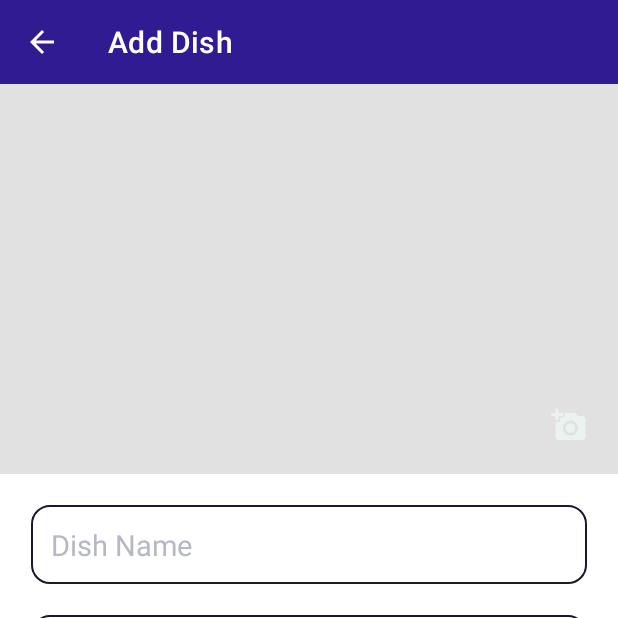
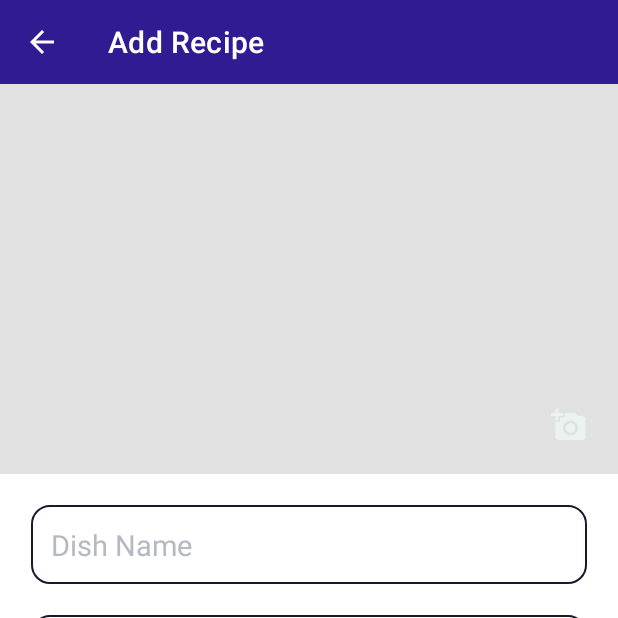
Before and after one commit to Sparsh011/Recipes, an Android app: the AllDishesFragment screen opened directly, with no data from a screen before it, after a tap on "Add Dish", on a phone screen of 412 x 824 dp, the top half of it. Run offline under Robolectric (Android 15) with nearby library versions, the phone set to English and light mode, and no system bars; our stand-ins replace Room's generated code, navigation-ui, sdp/ssp sizes; libraries missing offline, so code that uses them is left out: com.karumi.dexter.

Commit message:
CRUD complete

```diff
--- a/app/src/main/java/com/example/recipes/model/database/FavDishDAO.kt
+++ b/app/src/main/java/com/example/recipes/model/database/FavDishDAO.kt
@@ -1,9 +1,6 @@
 package com.example.recipes.model.database
 
-import androidx.room.Dao
-import androidx.room.Insert
-import androidx.room.Query
-import androidx.room.Update
+import androidx.room.*
 import com.example.recipes.model.entities.FavDish
 import kotlinx.coroutines.flow.Flow
 
@@ -24,4 +21,7 @@ interface FavDishDAO {
 //    Query for favourite dishes ONLY -
     @Query("SELECT * FROM FAV_DISHES_TABLE WHERE favourite_dish = 1")
     fun getFavoriteDishesList(): Flow<List<FavDish>>
+
+    @Delete
+    suspend fun deleteFavDishDetails(favDish: FavDish)
 }
--- a/app/src/main/java/com/example/recipes/model/database/FavDishRepository.kt
+++ b/app/src/main/java/com/example/recipes/model/database/FavDishRepository.kt
@@ -25,4 +25,10 @@ class FavDishRepository(private val favDishDao: FavDishDAO) {
     }
 
     val favoriteDishes: Flow<List<FavDish>> = favDishDao.getFavoriteDishesList()
+
+    @WorkerThread
+    suspend fun deleteFavDishData(favDish: FavDish){
+//    This favDish is received from FavDishViewModel and then this favDish is passed to DAO
+        favDishDao.deleteFavDishDetails(favDish)
+    }
 }
--- a/app/src/main/java/com/example/recipes/utils/Constants.kt
+++ b/app/src/main/java/com/example/recipes/utils/Constants.kt
@@ -6,6 +6,7 @@ object Constants {
     const val DISH_COOKING_TIME: String = "DishCookingTime"
     const val DISH_IMAGE_SOURCE_LOCAL: String = "Local"
     const val DISH_IMAGE_SOURCE_ONLINE: String = "Online"
+    const val EXTRA_DISH_DETAILS: String = "DishDetails"
 
     fun dishTypes(): ArrayList<String>{
         val list = ArrayList<String>()
--- a/app/src/main/java/com/example/recipes/viewmodel/FavDishViewModel.kt
+++ b/app/src/main/java/com/example/recipes/viewmodel/FavDishViewModel.kt
@@ -20,6 +20,10 @@ class FavDishViewModel(private val repository: FavDishRepository): ViewModel() {
     }
 
     val favoriteDishes: LiveData<List<FavDish>> = repository.favoriteDishes.asLiveData()
+
+    fun delete(dish: FavDish) = viewModelScope.launch{
+        repository.deleteFavDishData(dish)
+    }
 }
 
 class FavDishViewModelFactory(private val repository: FavDishRepository) : ViewModelProvider.Factory{
--- /dev/null
+++ b/app/src/main/res/drawable/ic_baseline_more_vert_24.xml
@@ -0,0 +1,5 @@
+<vector android:height="24dp" android:tint="#97999A"
+    android:viewportHeight="24" android:viewportWidth="24"
+    android:width="24dp" xmlns:android="http://schemas.android.com/apk/res/android">
+    <path android:fillColor="@android:color/white" android:pathData="M12,8c1.1,0 2,-0.9 2,-2s-0.9,-2 -2,-2 -2,0.9 -2,2 0.9,2 2,2zM12,10c-1.1,0 -2,0.9 -2,2s0.9,2 2,2 2,-0.9 2,-2 -0.9,-2 -2,-2zM12,16c-1.1,0 -2,0.9 -2,2s0.9,2 2,2 2,-0.9 2,-2 -0.9,-2 -2,-2z"/>
+</vector>
--- /dev/null
+++ b/app/src/main/res/menu/menu_adapter.xml
@@ -0,0 +1,17 @@
+<?xml version="1.0" encoding="utf-8"?>
+<menu xmlns:android="http://schemas.android.com/apk/res/android">
+
+    <item
+        android:id="@+id/action_edit_dish"
+        android:icon="@drawable/ic_baseline_add_24"
+        android:orderInCategory="100"
+        android:title="@string/edit"
+        />
+    <item
+        android:id="@+id/action_delete_dish"
+        android:icon="@drawable/ic_baseline_add_24"
+        android:orderInCategory="101"
+        android:title="@string/delete"
+        />
+
+</menu>
--- a/app/src/main/res/values/strings.xml
+++ b/app/src/main/res/values/strings.xml
@@ -9,11 +9,19 @@
     <string name="label_camera">Camera</string>
     <string name="label_gallery">Gallery</string>
     <string name="label_no_dishes_added_yet">No Dish Added yet</string>
-    <!-- TODO: Remove or change this placeholder text -->
     <string name="hello_blank_fragment">Hello blank fragment</string>
     <string name="title_dish_details">Dish Details</string>
     <string name="lbl_ingredients">Ingredients</string>
     <string name="lbl_direction_to_cook">Directions To Cook</string>
     <string name="approximate_cooking_time">Approximate Cooking Time:</string>
     <string name="no_favorite_dish_added_yet">No Favorite Dish Added Yet</string>
+    <string name="delete">Delete</string>
+    <string name="edit">Edit</string>
+    <string name="title_edit_dish">Edit Recipe</string>
+    <string name="title_add_dish">Add Recipe</string>
+    <string name="lbl_update_dish">Update Recipe</string>
+    <string name="title_delete_dish">Are you sure you want to delete recipe?</string>
+    <string name="title_delete_dish_title">Delete Recipe</string>
+    <string name="yes_delete">Yes</string>
+    <string name="lbl_no">No</string>
 </resources>
```
Also changed, not shown: app/src/main/java/com/example/recipes/view/activities/AddUpdateDish.kt (+57 -5 lines), app/src/main/java/com/example/recipes/view/adapters/FavDishAdapter.kt (+35 -0 lines), app/src/main/java/com/example/recipes/view/fragments/AllDishesFragment.kt (+20 -0 lines), app/src/main/res/layout/item_dish_layout.xml (+16 -0 lines).
